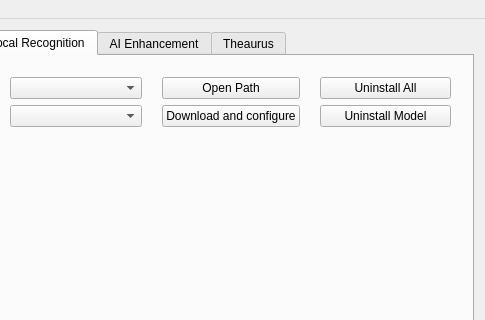
Old version of the form src/MainWin.ui in the repository Zeuear/IME_Audio; both pictures show x 134 to 619 and y 0 to 320 of the 619 by 789 pixel window.
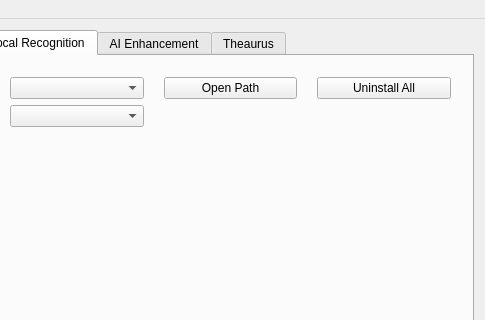
New version of the form. The open tabs and pages were chosen to show the change. Icons and pictures are not drawn. Custom widgets are drawn as their Qt base class.

Commit message:
feat(ui): 模型下载自动化 + 日志/通知通道治理
模型下载自动化：
- 语言切换用 QSignalBlocker 包本地模型列表重填，不触发下载
- 下载逻辑由 local_model_comb::activated（仅用户点击/键盘选）触发，替代
  download_model_btn；已安装模型跳过下载
- 删单模型卸载按钮(uninstall_model_btn)，只保留 Uninstall All
- 首次运行默认选中第一项并写配置，确保启动加载

日志/通知治理：
- onNewLogEntry 移除 InforBar 弹窗，日志只进面板/文件（英文串）
- 新增统一通知接口 notify(level, 中文)：弹窗显示中文人话
- errorOccurred 去 QMessageBox，并入 notify，消除连环/双弹
- 语义事件（下载开始/完成）接 notify

ADR: docs/adr/model-download-automation-and-notification.md（被 .gitignore 排除）

Patch:
```diff
--- a/src/MainWin.ui
+++ b/src/MainWin.ui
@@ -606,13 +606,6 @@
                 </property>
                </widget>
               </item>
-              <item row="2" column="3">
-               <widget class="QPushButton" name="uninstall_model_btn">
-                <property name="text">
-                 <string>Uninstall Model</string>
-                </property>
-               </widget>
-              </item>
               <item row="2" column="0">
                <widget class="QLabel" name="label_8">
                 <property name="maximumSize">
@@ -645,13 +638,6 @@
                 </property>
                </spacer>
               </item>
-              <item row="2" column="2">
-               <widget class="QPushButton" name="download_model_btn">
-                <property name="text">
-                 <string>Download and configure</string>
-                </property>
-               </widget>
-              </item>
               <item row="1" column="0">
                <widget class="QLabel" name="label_9">
                 <property name="maximumSize">
```
The commit also changes 2 other files.
